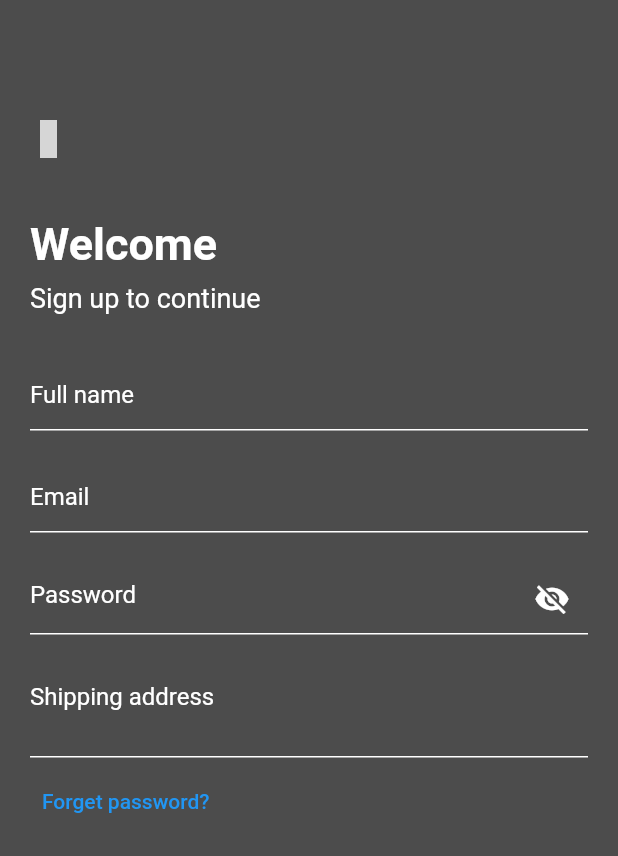
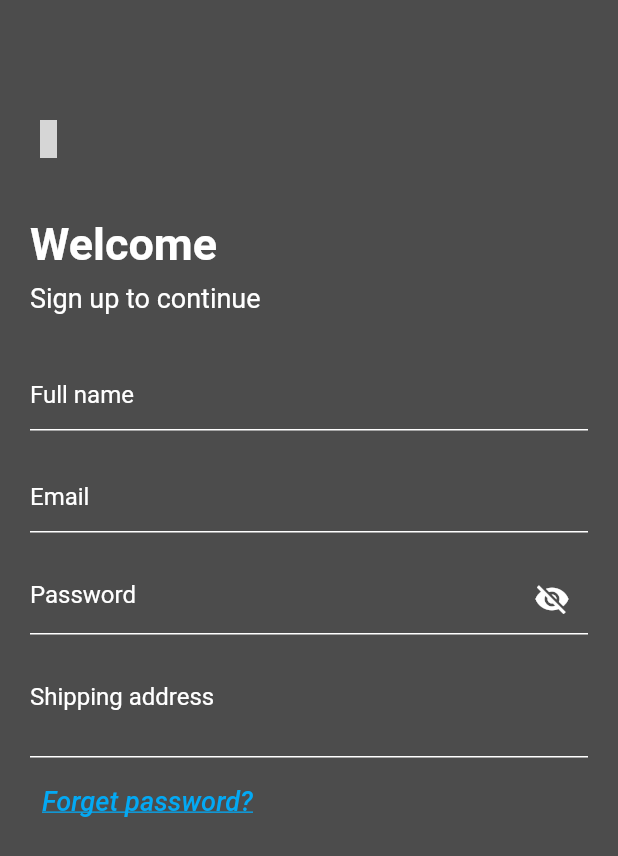
Before and after one commit to Devsaci/grocery_app_hadi_v2, a Flutter app: the RegisterScreen screen opened by its route, on a phone screen of 412 x 824 dp. Shown: the top 856 px of the screen. Run offline on Flutter 3.47's test engine with Material 2 defaults, Android fonts, the phone set to English and light mode, and no system bars; drawn by our look-alikes of card_swiper; our stand-ins replace fancy_shimmer_image, flutter_iconly, shared_preferences; accounts and stored records are empty; grey boxes are pictures that could not be loaded.

Commit message:
TextStyle  maxLines

```diff
--- a/lib/screens/auth/register.dart
+++ b/lib/screens/auth/register.dart
@@ -246,6 +246,12 @@ class _RegisterScreenState extends State<RegisterScreen> {
                     onPressed: () {},
                     child: const Text(
                       "Forget password?",
+                      maxLines: 1,
+                      style: TextStyle(
+                          color: Colors.lightBlue,
+                          fontSize: 18,
+                          decoration: TextDecoration.underline,
+                          fontStyle: FontStyle.italic),
                     ),
                   ),
                 ],
```
